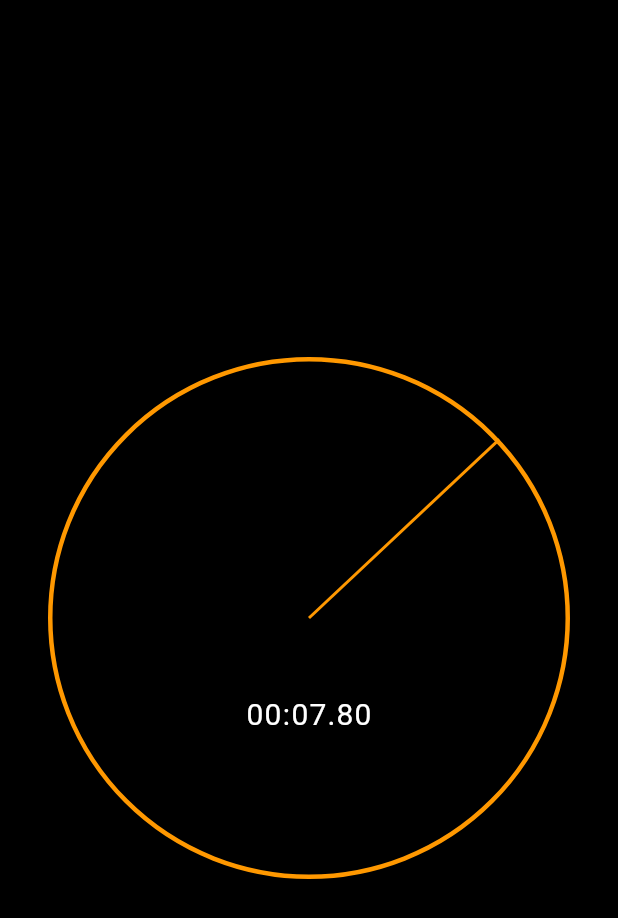
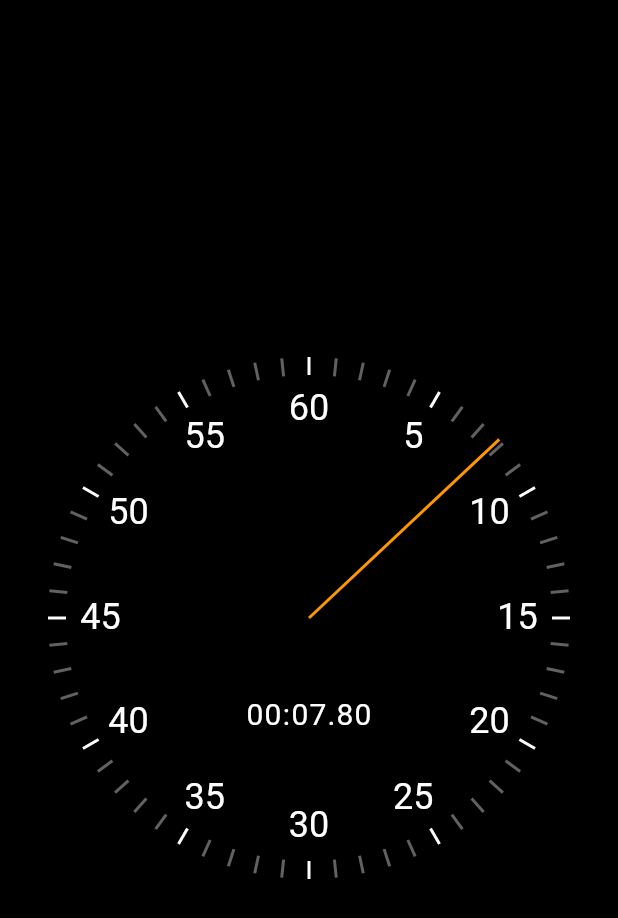
Before and after one commit to ahlgren1234/stopwatch, a Flutter app: the screen it shows after launch, on a phone screen of 412 x 824 dp. Shown: the top 918 px of the screen. Run offline on Flutter 3.47's test engine with Material 2 defaults, Android fonts, the phone set to English and light mode, and no system bars.

Commit message:
Finish the clock ui

```diff
--- /dev/null
+++ b/lib/ui/clock_markers.dart
@@ -0,0 +1,73 @@
+import 'dart:math';
+
+import 'package:flutter/src/widgets/container.dart';
+import 'package:flutter/src/widgets/framework.dart';
+import 'package:flutter/material.dart';
+
+class ClockSecondsTickMarker extends StatelessWidget {
+  const ClockSecondsTickMarker(
+      {Key? key, required this.seconds, required this.radius})
+      : super(key: key);
+
+  final int seconds;
+  final double radius;
+
+  @override
+  Widget build(BuildContext context) {
+    final color = seconds % 5 == 0 ? Colors.white : Colors.grey[700];
+    const width = 2.0;
+    const height = 12.0;
+
+    return Transform(
+      alignment: Alignment.center,
+      transform: Matrix4.identity()
+        ..translate(-width / 2, -height / 2, 0.0)
+        ..rotateZ(2 * pi * (seconds / 60.0))
+        ..translate(0.0, radius - height / 2, 0.0),
+      child: Container(
+        width: width,
+        height: height,
+        color: color,
+      ),
+    );
+  }
+}
+
+class ClockTextMarker extends StatelessWidget {
+  const ClockTextMarker(
+      {Key? key,
+      required this.value,
+      required this.maxValue,
+      required this.radius})
+      : super(key: key);
+
+  final int value;
+  final int maxValue;
+  final double radius;
+
+  @override
+  Widget build(BuildContext context) {
+    const width = 40.0;
+    const height = 30.0;
+
+    return Transform(
+      alignment: Alignment.center,
+      transform: Matrix4.identity()
+        ..translate(-width / 2, -height / 2, 0.0)
+        ..rotateZ(pi + 2 * pi * (value / maxValue))
+        ..translate(0.0, radius - 35, 0.0)
+        ..rotateZ(pi - 2 * pi * (value / maxValue)),
+      child: SizedBox(
+        width: width,
+        height: height,
+        child: Text(
+          value.toString(),
+          style: TextStyle(
+            fontSize: 24,
+          ),
+          textAlign: TextAlign.center,
+        ),
+      ),
+    );
+  }
+}
--- a/lib/ui/stopwatch_renderer.dart
+++ b/lib/ui/stopwatch_renderer.dart
@@ -4,6 +4,7 @@
 import 'package:flutter/src/widgets/container.dart';
 import 'package:flutter/src/widgets/framework.dart';
 import 'package:stopwatch/ui/clock_hand.dart';
+import 'package:stopwatch/ui/clock_markers.dart';
 import 'package:stopwatch/ui/elapsed_time_text.dart';
 
 class StopwatchRenderer extends StatelessWidget {
@@ -20,15 +21,22 @@
   Widget build(BuildContext context) {
     return Stack(
       children: [
-        Container(
-          decoration: BoxDecoration(
-            border: Border.all(
-              width: 3,
-              color: Colors.orange,
+        for (var i = 0; i < 60; i++)
+          Positioned(
+            left: radius,
+            top: radius,
+            child: ClockSecondsTickMarker(seconds: i, radius: radius),
+          ),
+        for (var i = 5; i <= 60; i += 5)
+          Positioned(
+            top: radius,
+            left: radius,
+            child: ClockTextMarker(
+              value: i,
+              maxValue: 60,
+              radius: radius,
             ),
-            borderRadius: BorderRadius.circular(radius),
           ),
-        ),
         Positioned(
           left: radius,
           top: radius,
```
